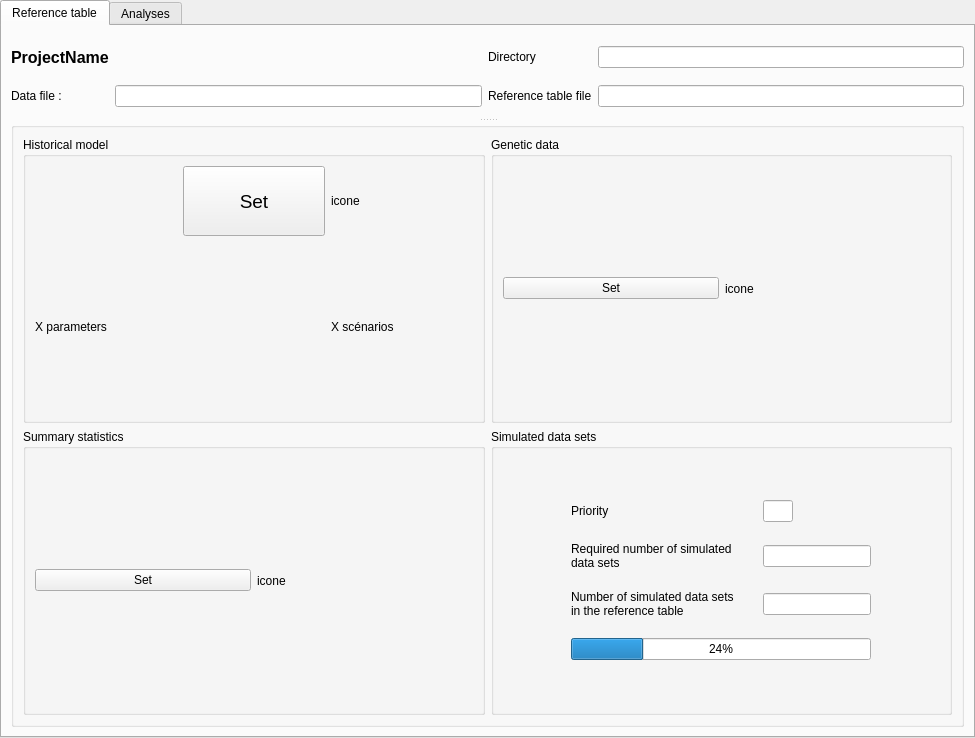
Qt form python_interface/uis/Project.ui (cbgp/diyabc) before a commit.
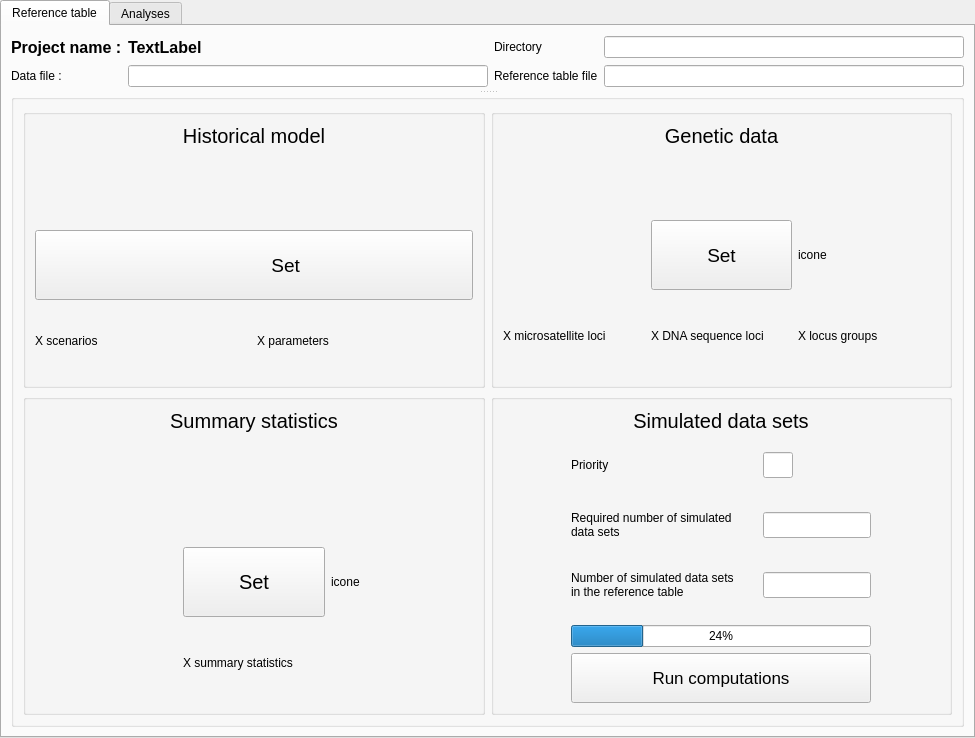
The same form after that commit. Custom widgets are drawn as their Qt base class.

Commit message: icones et boutons

The edit to the form file:
```diff
--- a/python_interface/uis/Project.ui
+++ b/python_interface/uis/Project.ui
@@ -38,7 +38,7 @@
            </font>
           </property>
           <property name="text">
-           <string>ProjectName</string>
+           <string>Project name :</string>
           </property>
          </widget>
         </item>
@@ -72,6 +72,20 @@
           </property>
          </widget>
         </item>
+        <item row="0" column="1">
+         <widget class="QLabel" name="projNameLabelValue">
+          <property name="font">
+           <font>
+            <pointsize>12</pointsize>
+            <weight>75</weight>
+            <bold>true</bold>
+           </font>
+          </property>
+          <property name="text">
+           <string>TextLabel</string>
+          </property>
+         </widget>
+        </item>
        </layout>
       </widget>
       <widget class="QGroupBox" name="groupBox">
@@ -94,73 +108,104 @@
         <bool>false</bool>
        </property>
        <layout class="QGridLayout" name="gridLayout_3">
-        <item row="0" column="1">
-         <widget class="QGroupBox" name="groupBox_6">
-          <property name="autoFillBackground">
-           <bool>false</bool>
-          </property>
-          <property name="title">
-           <string>Genetic data</string>
-          </property>
-          <layout class="QGridLayout" name="gridLayout_8">
-           <item row="0" column="0">
-            <layout class="QHBoxLayout" name="horizontalLayout_3">
-             <item>
-              <widget class="QPushButton" name="pushButton_7">
-               <property name="text">
-                <string>Set</string>
-               </property>
-              </widget>
-             </item>
-             <item>
-              <widget class="QLabel" name="label_14">
-               <property name="text">
-                <string>icone</string>
-               </property>
-              </widget>
-             </item>
-            </layout>
-           </item>
-          </layout>
-         </widget>
-        </item>
         <item row="1" column="0">
          <widget class="QGroupBox" name="groupBox_9">
           <property name="title">
-           <string>Summary statistics</string>
+           <string/>
           </property>
           <layout class="QGridLayout" name="gridLayout_12">
-           <item row="0" column="0">
-            <layout class="QHBoxLayout" name="horizontalLayout_2">
-             <item>
-              <widget class="QPushButton" name="pushButton_10">
-               <property name="text">
-                <string>Set</string>
-               </property>
-              </widget>
-             </item>
-             <item>
+           <item row="2" column="0">
+            <layout class="QGridLayout" name="gridLayout_9">
+             <item row="0" column="2">
               <widget class="QLabel" name="label_13">
                <property name="text">
                 <string>icone</string>
                </property>
               </widget>
              </item>
+             <item row="0" column="1">
+              <widget class="QPushButton" name="pushButton_10">
+               <property name="minimumSize">
+                <size>
+                 <width>0</width>
+                 <height>70</height>
+                </size>
+               </property>
+               <property name="font">
+                <font>
+                 <pointsize>15</pointsize>
+                </font>
+               </property>
+               <property name="text">
+                <string>Set</string>
+               </property>
+              </widget>
+             </item>
+             <item row="1" column="1">
+              <widget class="QLabel" name="label_16">
+               <property name="sizePolicy">
+                <sizepolicy hsizetype="Preferred" vsizetype="Maximum">
+                 <horstretch>0</horstretch>
+                 <verstretch>0</verstretch>
+                </sizepolicy>
+               </property>
+               <property name="minimumSize">
+                <size>
+                 <width>0</width>
+                 <height>80</height>
+                </size>
+               </property>
+               <property name="text">
+                <string>X summary statistics</string>
+               </property>
+              </widget>
+             </item>
+             <item row="1" column="0">
+              <widget class="QLabel" name="label_17">
+               <property name="text">
+                <string/>
+               </property>
+              </widget>
+             </item>
             </layout>
            </item>
+           <item row="0" column="0">
+            <widget class="QLabel" name="label_18">
+             <property name="sizePolicy">
+              <sizepolicy hsizetype="Preferred" vsizetype="Maximum">
+               <horstretch>0</horstretch>
+               <verstretch>0</verstretch>
+              </sizepolicy>
+             </property>
+             <property name="font">
+              <font>
+               <pointsize>15</pointsize>
+              </font>
+             </property>
+             <property name="text">
+              <string>Summary statistics</string>
+             </property>
+             <property name="alignment">
+              <set>Qt::AlignCenter</set>
+             </property>
+            </widget>
+           </item>
+           <item row="1" column="0">
+            <widget class="KSeparator" name="kseparator_2"/>
+           </item>
           </layout>
          </widget>
         </item>
         <item row="1" column="1">
          <widget class="QGroupBox" name="groupBox_8">
           <property name="title">
-           <string>Simulated data sets</string>
+           <string/>
           </property>
           <layout class="QGridLayout" name="gridLayout_11">
            <property name="sizeConstraint">
             <enum>QLayout::SetDefaultConstraint</enum>
            </property>
-           <item row="1" column="0">
+           <item row="2" column="0">
             <layout class="QVBoxLayout" name="verticalLayout_3">
              <property name="spacing">
               <number>20</number>
@@ -175,6 +220,24 @@
                </property>
                <item row="0" column="0">
                 <widget class="QLabel" name="label_6">
+                 <property name="sizePolicy">
+                  <sizepolicy hsizetype="Preferred" vsizetype="Fixed">
+                   <horstretch>0</horstretch>
+                   <verstretch>0</verstretch>
+                  </sizepolicy>
+                 </property>
+                 <property name="minimumSize">
+                  <size>
+                   <width>0</width>
+                   <height>40</height>
+                  </size>
+                 </property>
+                 <property name="maximumSize">
+                  <size>
+                   <width>16777215</width>
+                   <height>40</height>
+                  </size>
+                 </property>
                  <property name="text">
                   <string>Priority</string>
                  </property>
@@ -182,6 +245,24 @@
                </item>
                <item row="1" column="0">
                 <widget class="QLabel" name="label_9">
+                 <property name="sizePolicy">
+                  <sizepolicy hsizetype="Preferred" vsizetype="Fixed">
+                   <horstretch>0</horstretch>
+                   <verstretch>0</verstretch>
+                  </sizepolicy>
+                 </property>
+                 <property name="minimumSize">
+                  <size>
+                   <width>0</width>
+                   <height>40</height>
+                  </size>
+                 </property>
+                 <property name="maximumSize">
+                  <size>
+                   <width>16777215</width>
+                   <height>40</height>
+                  </size>
+                 </property>
                  <property name="text">
                   <string>Required number of simulated data sets</string>
                  </property>
@@ -192,6 +273,24 @@
                </item>
                <item row="2" column="0">
                 <widget class="QLabel" name="label_8">
+                 <property name="sizePolicy">
+                  <sizepolicy hsizetype="Preferred" vsizetype="Fixed">
+                   <horstretch>0</horstretch>
+                   <verstretch>0</verstretch>
+                  </sizepolicy>
+                 </property>
+                 <property name="minimumSize">
+                  <size>
+                   <width>0</width>
+                   <height>40</height>
+                  </size>
+                 </property>
+                 <property name="maximumSize">
+                  <size>
+                   <width>16777215</width>
+                   <height>40</height>
+                  </size>
+                 </property>
                  <property name="text">
                   <string>Number of simulated data sets in the reference table</string>
                  </property>
@@ -211,10 +310,16 @@
                    <verstretch>0</verstretch>
                   </sizepolicy>
                  </property>
+                 <property name="minimumSize">
+                  <size>
+                   <width>0</width>
+                   <height>26</height>
+                  </size>
+                 </property>
                  <property name="maximumSize">
                   <size>
                    <width>120</width>
-                   <height>16777215</height>
+                   <height>26</height>
                   </size>
                  </property>
                 </widget>
@@ -227,10 +332,16 @@
                    <verstretch>0</verstretch>
                   </sizepolicy>
                  </property>
+                 <property name="minimumSize">
+                  <size>
+                   <width>0</width>
+                   <height>26</height>
+                  </size>
+                 </property>
                  <property name="maximumSize">
                   <size>
                    <width>120</width>
-                   <height>16777215</height>
+                   <height>26</height>
                   </size>
                  </property>
                 </widget>
@@ -243,10 +354,16 @@
                    <verstretch>0</verstretch>
                   </sizepolicy>
                  </property>
+                 <property name="minimumSize">
+                  <size>
+                   <width>0</width>
+                   <height>26</height>
+                  </size>
+                 </property>
                  <property name="maximumSize">
                   <size>
                    <width>30</width>
-                   <height>16777215</height>
+                   <height>26</height>
                   </size>
                  </property>
                 </widget>
@@ -277,17 +394,107 @@
              </item>
             </layout>
            </item>
+           <item row="0" column="0">
+            <widget class="QLabel" name="label_20">
+             <property name="sizePolicy">
+              <sizepolicy hsizetype="Preferred" vsizetype="Maximum">
+               <horstretch>0</horstretch>
+               <verstretch>0</verstretch>
+              </sizepolicy>
+             </property>
+             <property name="font">
+              <font>
+               <pointsize>15</pointsize>
+              </font>
+             </property>
+             <property name="text">
+              <string>Simulated data sets</string>
+             </property>
+             <property name="alignment">
+              <set>Qt::AlignCenter</set>
+             </property>
+            </widget>
+           </item>
+           <item row="1" column="0">
+            <widget class="KSeparator" name="kseparator_4"/>
+           </item>
+           <item row="3" column="0">
+            <widget class="QPushButton" name="pushButton">
+             <property name="minimumSize">
+              <size>
+               <width>0</width>
+               <height>50</height>
+              </size>
+             </property>
+             <property name="font">
+              <font>
+               <pointsize>13</pointsize>
+              </font>
+             </property>
+             <property name="text">
+              <string>Run computations</string>
+             </property>
+            </widget>
+           </item>
           </layout>
          </widget>
         </item>
         <item row="0" column="0">
          <widget class="QGroupBox" name="groupBox_7">
           <property name="title">
-           <string>Historical model</string>
+           <string/>
           </property>
-          <layout class="QGridLayout" name="gridLayout_5">
-           <item row="0" column="1">
-            <widget class="QPushButton" name="pushButton_8">
+          <layout class="QGridLayout" name="gridLayout_10">
+           <item row="0" column="0">
+            <widget class="QLabel" name="label_19">
+             <property name="sizePolicy">
+              <sizepolicy hsizetype="Preferred" vsizetype="Maximum">
+               <horstretch>0</horstretch>
+               <verstretch>0</verstretch>
+              </sizepolicy>
+             </property>
+             <property name="font">
+              <font>
+               <pointsize>15</pointsize>
+              </font>
+             </property>
+             <property name="text">
+              <string>Historical model</string>
+             </property>
+             <property name="alignment">
+              <set>Qt::AlignCenter</set>
+             </property>
+            </widget>
+           </item>
+           <item row="1" column="0">
+            <widget class="KSeparator" name="kseparator_3"/>
+           </item>
+           <item row="3" column="0">
+            <layout class="QGridLayout" name="gridLayout_5">
+             <item row="2" column="0">
+              <widget class="QLabel" name="label_10">
+               <property name="text">
+                <string>X scenarios</string>
+               </property>
+              </widget>
+             </item>
+             <item row="2" column="2">
+              <widget class="QLabel" name="label_11">
+               <property name="sizePolicy">
+                <sizepolicy hsizetype="Preferred" vsizetype="Preferred">
+                 <horstretch>0</horstretch>
+                 <verstretch>0</verstretch>
+                </sizepolicy>
+               </property>
+               <property name="text">
+                <string>X parameters</string>
+               </property>
+              </widget>
+             </item>
+            </layout>
+           </item>
+           <item row="2" column="0">
+            <widget class="QPushButton" name="setHistoricalButton">
              <property name="sizePolicy">
               <sizepolicy hsizetype="Minimum" vsizetype="Fixed">
                <horstretch>0</horstretch>
@@ -306,31 +513,123 @@
               </font>
              </property>
              <property name="text">
-              <string>Set</string>
+              <string>            Set</string>
              </property>
-            </widget>
-           </item>
-           <item row="2" column="2">
-            <widget class="QLabel" name="label_10">
-             <property name="text">
-              <string>X scénarios</string>
+             <property name="iconSize">
+              <size>
+               <width>50</width>
+               <height>50</height>
+              </size>
              </property>
-            </widget>
-           </item>
-           <item row="0" column="2">
-            <widget class="QLabel" name="label_12">
-             <property name="text">
-              <string>icone</string>
+             <property name="shortcut">
+              <string>Ctrl+S</string>
              </property>
             </widget>
            </item>
+          </layout>
+         </widget>
+        </item>
+        <item row="0" column="1">
+         <widget class="QGroupBox" name="groupBox_6">
+          <property name="autoFillBackground">
+           <bool>false</bool>
+          </property>
+          <property name="title">
+           <string/>
+          </property>
+          <layout class="QGridLayout" name="gridLayout_8">
            <item row="2" column="0">
-            <widget class="QLabel" name="label_11">
+            <layout class="QGridLayout" name="gridLayout_7">
+             <item row="1" column="2">
+              <widget class="QLabel" name="label_14">
+               <property name="text">
+                <string>icone</string>
+               </property>
+              </widget>
+             </item>
+             <item row="2" column="1">
+              <widget class="QLabel" name="label_2">
+               <property name="text">
+                <string>X DNA sequence loci</string>
+               </property>
+              </widget>
+             </item>
+             <item row="2" column="0">
+              <widget class="QLabel" name="label_3">
+               <property name="text">
+                <string>X microsatellite loci</string>
+               </property>
+              </widget>
+             </item>
+             <item row="2" column="2">
+              <widget class="QLabel" name="label_7">
+               <property name="sizePolicy">
+                <sizepolicy hsizetype="Preferred" vsizetype="Maximum">
+                 <horstretch>0</horstretch>
+                 <verstretch>0</verstretch>
+                </sizepolicy>
+               </property>
+               <property name="minimumSize">
+                <size>
+                 <width>0</width>
+                 <height>80</height>
+                </size>
+               </property>
+               <property name="baseSize">
+                <size>
+                 <width>0</width>
+                 <height>0</height>
+                </size>
+               </property>
+               <property name="text">
+                <string>X locus groups</string>
+               </property>
+              </widget>
+             </item>
+             <item row="1" column="1">
+              <widget class="QPushButton" name="pushButton_7">
+               <property name="minimumSize">
+                <size>
+                 <width>0</width>
+                 <height>70</height>
+                </size>
+               </property>
+               <property name="font">
+                <font>
+                 <pointsize>14</pointsize>
+                </font>
+               </property>
+               <property name="text">
+                <string>Set</string>
+               </property>
+              </widget>
+             </item>
+            </layout>
+           </item>
+           <item row="0" column="0">
+            <widget class="QLabel" name="label_15">
+             <property name="sizePolicy">
+              <sizepolicy hsizetype="Preferred" vsizetype="Maximum">
+               <horstretch>0</horstretch>
+               <verstretch>0</verstretch>
+              </sizepolicy>
+             </property>
+             <property name="font">
+              <font>
+               <pointsize>15</pointsize>
+              </font>
+             </property>
              <property name="text">
-              <string>X parameters</string>
+              <string>Genetic data</string>
+             </property>
+             <property name="alignment">
+              <set>Qt::AlignCenter</set>
              </property>
             </widget>
            </item>
+           <item row="1" column="0">
+            <widget class="KSeparator" name="kseparator"/>
+           </item>
           </layout>
          </widget>
         </item>
@@ -340,7 +639,7 @@
     </item>
    </layout>
   </widget>
-  <widget class="QWidget" name="tab">
+  <widget class="QWidget" name="tabAnalyses">
    <attribute name="title">
     <string>Analyses</string>
    </attribute>
@@ -425,6 +724,13 @@
    </layout>
   </widget>
  </widget>
+ <customwidgets>
+  <customwidget>
+   <class>KSeparator</class>
+   <extends>QFrame</extends>
+   <header>kseparator.h</header>
+  </customwidget>
+ </customwidgets>
  <resources/>
  <connections/>
 </ui>
```
Left out of the diff: 2 changed lines with no effect on the pictures. The commit also changes 7 other files.
